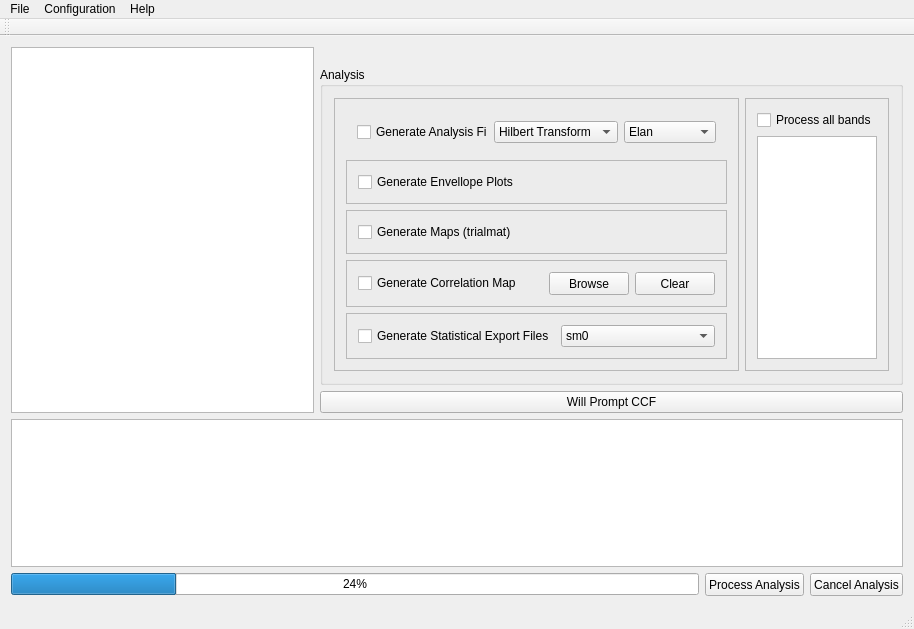
Qt form Localizer/localizer.ui (CRNL-Eduwell/Localizer) before a commit.
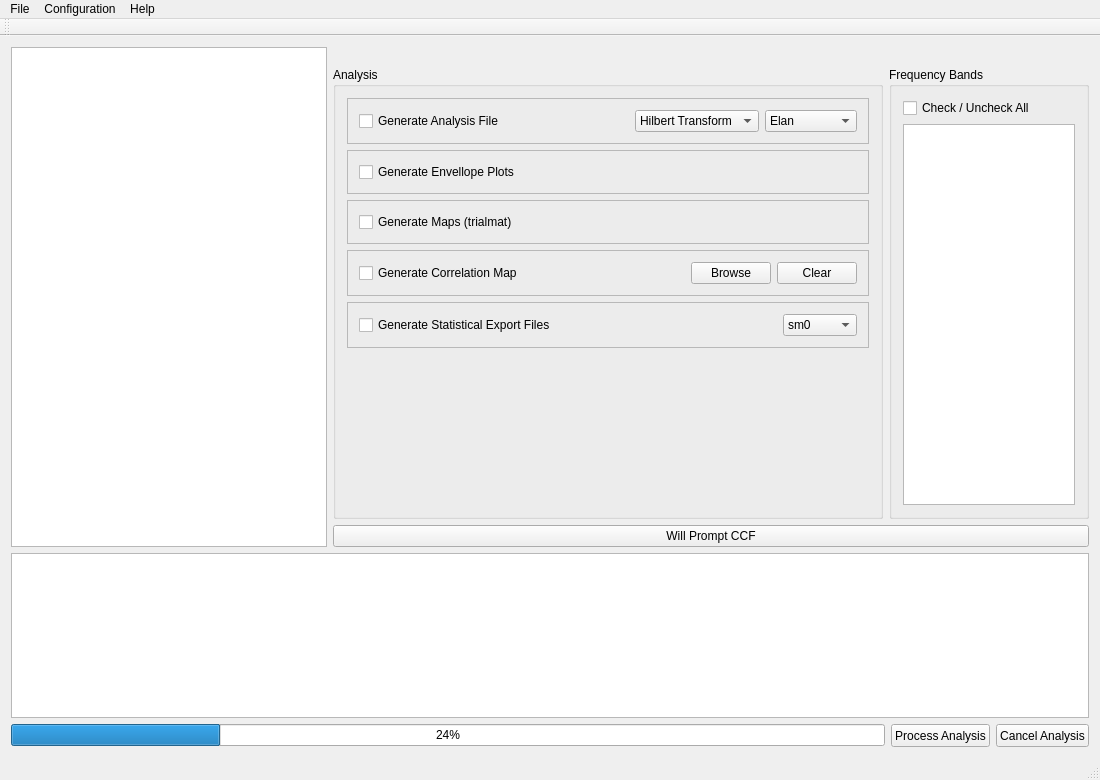
The same form after that commit. Icons and pictures are not drawn. Custom widgets are drawn as their Qt base class.

The edit to the form file:
```diff
--- a/Localizer/localizer.ui
+++ b/Localizer/localizer.ui
@@ -6,8 +6,8 @@
    <rect>
     <x>0</x>
     <y>0</y>
-    <width>914</width>
-    <height>629</height>
+    <width>1100</width>
+    <height>780</height>
    </rect>
   </property>
   <property name="windowTitle">
@@ -18,10 +18,8 @@
     <normaloff>:/Localizer/Resources/localizer.ico</normaloff>:/Localizer/Resources/localizer.ico</iconset>
   </property>
   <widget class="QWidget" name="centralWidget">
-   <layout class="QVBoxLayout" name="verticalLayout_3">
-    <item>
-     <layout class="QHBoxLayout" name="TopHorizontalLayout">
-      <item>
+   <layout class="QGridLayout" name="gridLayout">
+    <item row="1" column="0" rowspan="2">
        <widget class="DeselectableTreeView" name="FileTreeView">
         <property name="sizePolicy">
          <sizepolicy hsizetype="Expanding" vsizetype="Expanding">
@@ -46,8 +44,8 @@
         </property>
        </widget>
       </item>
-      <item>
-       <layout class="QVBoxLayout" name="AnalysisVerticalLayout">
+    <item row="1" column="1" rowspan="2" colspan="2">
+     <layout class="QVBoxLayout" name="verticalLayout_4">
         <item>
          <widget class="QLabel" name="FolderCountLabel">
           <property name="minimumSize">
@@ -71,16 +69,18 @@
          </widget>
         </item>
         <item>
+       <layout class="QHBoxLayout" name="horizontalLayout">
+        <item>
          <widget class="QGroupBox" name="AnalysisGroupBox">
           <property name="minimumSize">
            <size>
-            <width>0</width>
+            <width>550</width>
             <height>0</height>
            </size>
           </property>
           <property name="maximumSize">
            <size>
-            <width>583</width>
+            <width>550</width>
             <height>16777215</height>
            </size>
           </property>
@@ -90,20 +90,11 @@
           <property name="checkable">
            <bool>false</bool>
           </property>
-          <layout class="QHBoxLayout" name="horizontalLayout_5">
-           <item>
-            <widget class="QFrame" name="AnalysisChoiceFrame">
-             <property name="frameShape">
-              <enum>QFrame::StyledPanel</enum>
-             </property>
-             <property name="frameShadow">
-              <enum>QFrame::Raised</enum>
-             </property>
              <layout class="QVBoxLayout" name="verticalLayout">
               <item>
                <widget class="QFrame" name="AnalysisFrame">
                 <property name="frameShape">
-                 <enum>QFrame::NoFrame</enum>
+              <enum>QFrame::StyledPanel</enum>
                 </property>
                 <property name="frameShadow">
                  <enum>QFrame::Plain</enum>
@@ -119,6 +110,19 @@
                    </property>
                   </widget>
                  </item>
+              <item>
+               <spacer name="horizontalSpacer">
+                <property name="orientation">
+                 <enum>Qt::Horizontal</enum>
+                </property>
+                <property name="sizeHint" stdset="0">
+                 <size>
+                  <width>40</width>
+                  <height>20</height>
+                 </size>
+                </property>
+               </spacer>
+              </item>
                  <item>
                   <widget class="QComboBox" name="AnalysisCcomboBox">
                    <item>
@@ -202,18 +206,31 @@
                    </property>
                   </widget>
                  </item>
+              <item>
+               <spacer name="horizontalSpacer_2">
+                <property name="orientation">
+                 <enum>Qt::Horizontal</enum>
+                </property>
+                <property name="sizeHint" stdset="0">
+                 <size>
+                  <width>40</width>
+                  <height>20</height>
+                 </size>
+                </property>
+               </spacer>
+              </item>
                  <item>
                   <widget class="QPushButton" name="BrowsePtsButton">
                    <property name="minimumSize">
                     <size>
                      <width>80</width>
-                     <height>23</height>
+                  <height>0</height>
                     </size>
                    </property>
                    <property name="maximumSize">
                     <size>
                      <width>80</width>
-                     <height>23</height>
+                  <height>16777215</height>
                     </size>
                    </property>
                    <property name="text">
@@ -226,13 +243,13 @@
                    <property name="minimumSize">
                     <size>
                      <width>80</width>
-                     <height>23</height>
+                  <height>0</height>
                     </size>
                    </property>
                    <property name="maximumSize">
                     <size>
                      <width>80</width>
-                     <height>23</height>
+                  <height>16777215</height>
                     </size>
                    </property>
                    <property name="text">
@@ -259,6 +276,19 @@
                    </property>
                   </widget>
                  </item>
+              <item>
+               <spacer name="horizontalSpacer_3">
+                <property name="orientation">
+                 <enum>Qt::Horizontal</enum>
+                </property>
+                <property name="sizeHint" stdset="0">
+                 <size>
+                  <width>40</width>
+                  <height>20</height>
+                 </size>
+                </property>
+               </spacer>
+              </item>
                  <item>
                   <widget class="QComboBox" name="StatSmoothingComboBox">
                    <item>
@@ -296,30 +326,40 @@
                 </layout>
                </widget>
               </item>
+           <item>
+            <spacer name="verticalSpacer">
+             <property name="orientation">
+              <enum>Qt::Vertical</enum>
+             </property>
+             <property name="sizeHint" stdset="0">
+              <size>
+               <width>20</width>
+               <height>40</height>
+              </size>
+             </property>
+            </spacer>
+           </item>
              </layout>
             </widget>
            </item>
            <item>
-            <widget class="QFrame" name="FrequencyBandsFrame">
+         <widget class="QGroupBox" name="groupBox">
              <property name="minimumSize">
               <size>
-               <width>0</width>
+            <width>200</width>
                <height>0</height>
               </size>
              </property>
              <property name="maximumSize">
               <size>
-               <width>150</width>
+            <width>200</width>
                <height>16777215</height>
               </size>
              </property>
-             <property name="frameShape">
-              <enum>QFrame::StyledPanel</enum>
-             </property>
-             <property name="frameShadow">
-              <enum>QFrame::Raised</enum>
-             </property>
-             <layout class="QVBoxLayout" name="verticalLayout_2">
+          <property name="title">
+           <string>Frequency Bands</string>
+          </property>
+          <layout class="QVBoxLayout" name="verticalLayout_3">
               <item>
                <widget class="QCheckBox" name="AllBandsCheckBox">
                 <property name="minimumSize">
@@ -335,7 +375,7 @@
                  </size>
                 </property>
                 <property name="text">
-                 <string>Process all bands</string>
+              <string>Check / Uncheck All</string>
                 </property>
                </widget>
               </item>
@@ -359,7 +399,6 @@
             </widget>
            </item>
           </layout>
-         </widget>
         </item>
         <item>
          <widget class="QPushButton" name="BypassCCFPushButton">
@@ -370,9 +409,7 @@
         </item>
        </layout>
       </item>
-     </layout>
-    </item>
-    <item>
+    <item row="3" column="0" colspan="3">
      <widget class="QTextBrowser" name="messageDisplayer">
       <property name="minimumSize">
        <size>
@@ -388,7 +425,7 @@
       </property>
      </widget>
     </item>
-    <item>
+    <item row="5" column="0" colspan="3">
      <layout class="QHBoxLayout" name="BottomHorizontalLayout">
       <item>
        <widget class="QProgressBar" name="progressBar">
@@ -432,8 +469,8 @@
     <rect>
      <x>0</x>
      <y>0</y>
-     <width>914</width>
-     <height>24</height>
+     <width>1100</width>
+     <height>37</height>
     </rect>
    </property>
    <widget class="QMenu" name="menuFiles">
```
Left out of the diff: 6 changed lines with no effect on the pictures. Lines whose indentation alone changed are shown as unchanged.
